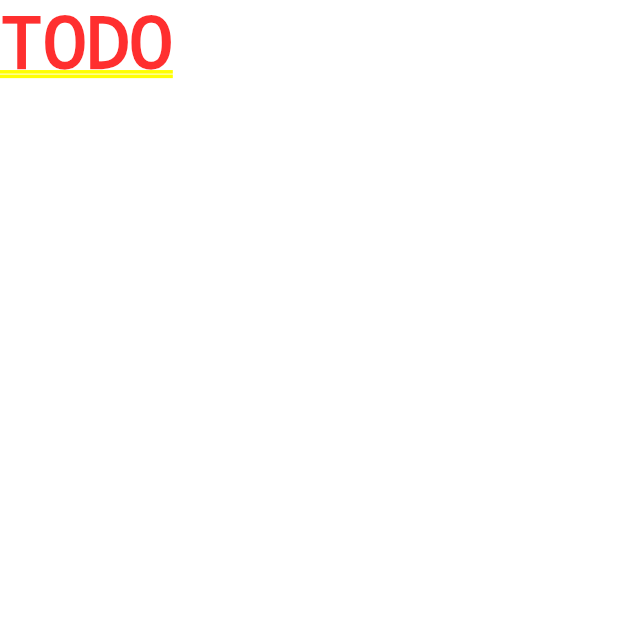
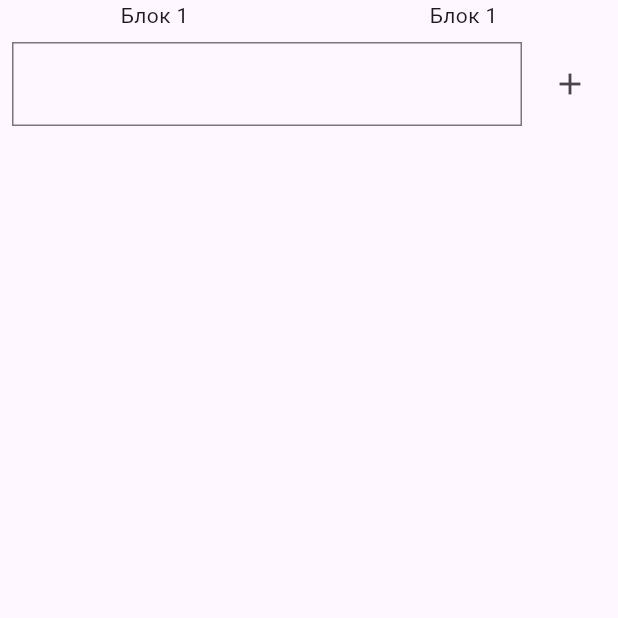
Before and after one commit to iizqm/substructure_daily, a Flutter app: the screen it shows after launch, on a phone screen of 412 x 824 dp, the top half of it. Run offline on Flutter 3.47's test engine with Material 3 defaults, Android fonts, the phone set to English and light mode, and no system bars; our stand-ins replace bloc, flutter_bloc, isar; accounts and stored records are empty; generated files the repository leaves out were written again.

Commit message:
feat(ui): scaffold today screen and and add task dialog

```diff
--- /dev/null
+++ b/lib/ui/screens/today_screen.dart
@@ -0,0 +1,20 @@
+import 'package:flutter/material.dart';
+import 'package:flutter_bloc/flutter_bloc.dart';
+
+import '../../data/task_repository.dart';
+import '../view/today_view.dart';
+import '../../cubits/today/today_cubit.dart';
+
+class TodayScreen extends StatelessWidget {
+  final TaskRepository taskRepository;
+
+  const TodayScreen(this.taskRepository, {super.key});
+
+  @override
+  Widget build(BuildContext contaxt) {
+    return BlocProvider(
+      create: (_) => TodayCubit(taskRepository)..loadTasks(),
+      child: TodayView(),
+    );
+  }
+}
--- /dev/null
+++ b/lib/ui/view/today_view.dart
@@ -0,0 +1,59 @@
+import 'package:flutter/material.dart';
+import 'package:flutter_bloc/flutter_bloc.dart';
+
+import '../widgets/task_widget.dart';
+import '../../cubits/today/today_cubit.dart';
+import '../widgets/add_task_widget.dart';
+
+class TodayView extends StatelessWidget {
+  const TodayView({super.key});
+
+  @override
+  Widget build(BuildContext context) {
+    return Scaffold(
+      body: SafeArea(
+        child: CustomScrollView(
+          slivers: [
+            SliverToBoxAdapter(
+              child: Row(
+                children: [
+                  Expanded(
+                    child: Container(
+                      alignment: Alignment.center,
+                      child: const Text('Блок 1'),
+                    ),
+                  ),
+                  Expanded(
+                    child: Container(
+                      alignment: Alignment.center,
+                      child: const Text('Блок 1'),
+                    ),
+                  ),
+                ],
+              ),
+            ),
+            const _TasksSliverList(),
+            SliverToBoxAdapter(child: AddTaskWidget()),
+          ],
+        ),
+      ),
+    );
+  }
+}
+
+class _TasksSliverList extends StatelessWidget {
+  const _TasksSliverList();
+
+  @override
+  Widget build(BuildContext context) {
+    final tasks = context.select((TodayCubit cubit) => cubit.state.tasks);
+
+    return SliverList.builder(
+      itemCount: tasks.length,
+      itemBuilder: (context, index) {
+        final task = tasks[index];
+        return ListTile(title: TaskWidget(task));
+      },
+    );
+  }
+}
--- /dev/null
+++ b/lib/ui/widgets/add_task_widget.dart
@@ -0,0 +1,68 @@
+import 'package:flutter/material.dart';
+import 'package:flutter_bloc/flutter_bloc.dart';
+
+import '../../cubits/today/today_cubit.dart';
+import 'add_task_dialog.dart';
+
+class AddTaskWidget extends StatefulWidget {
+  const AddTaskWidget({super.key});
+
+  @override
+  State<AddTaskWidget> createState() => _AddTaskWidgetState();
+}
+
+class _AddTaskWidgetState extends State<AddTaskWidget> {
+  final TextEditingController _textEditingController = TextEditingController();
+
+  void openAddTaskDialog(BuildContext context) {
+    showGeneralDialog(
+      context: context,
+      barrierDismissible: true,
+      barrierLabel: 'Close',
+      pageBuilder: (dialogContext, _, _) {
+        return BlocProvider.value(
+          value: context.read<TodayCubit>(),
+          child: Center(
+            child: Material(
+              type: MaterialType.transparency,
+              child: AddTaskDialog(
+                taskTitle: _textEditingController.text,
+                textEditingController: _textEditingController,
+              ),
+            ),
+          ),
+        );
+      },
+    );
+  }
+
+  @override
+  Widget build(BuildContext context) {
+    return Row(
+      children: [
+        Expanded(
+          child: Padding(
+            padding: const EdgeInsets.all(8.0),
+            child: TextField(
+              decoration: InputDecoration(
+                border: OutlineInputBorder(
+                  borderRadius: BorderRadius.all(Radius.circular(0)),
+                ),
+              ),
+              controller: _textEditingController,
+            ),
+          ),
+        ),
+        Padding(
+          padding: const EdgeInsetsGeometry.only(right: 8.0),
+          child: IconButton(
+            onPressed: () {
+              openAddTaskDialog(context);
+            },
+            icon: const Icon(Icons.add),
+          ),
+        ),
+      ],
+    );
+  }
+}
```
Also changed, not shown: lib/app_bloc_observer.dart (added, +11 -0 lines), lib/main.dart (+5 -9 lines), lib/ui/widgets/add_task_dialog.dart (added, +72 -0 lines), lib/ui/widgets/segmented_switch.dart (added, +62 -0 lines), lib/ui/widgets/task_widget.dart (added, +47 -0 lines).
